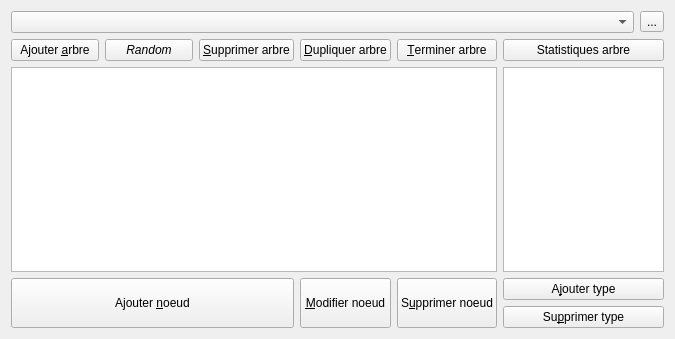
Qt form formedittree.ui (GiPiLab/ProtonClassicSuite) before a commit.
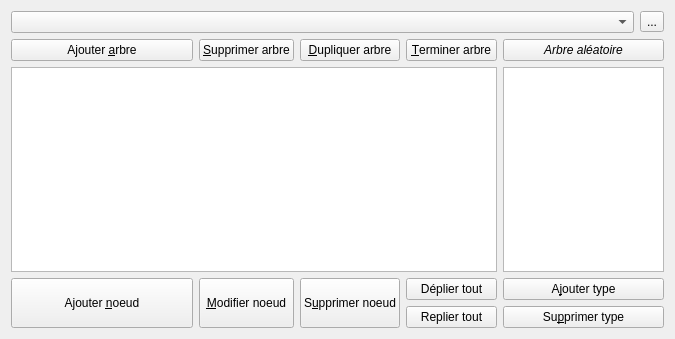
The same form after that commit.

Commit message: Expand/collapse and progress for duplicate audit

Diff of the .ui file:
```diff
--- a/formedittree.ui
+++ b/formedittree.ui
@@ -16,13 +16,6 @@
   <layout class="QHBoxLayout" name="horizontalLayout">
    <item>
     <layout class="QGridLayout" name="gridLayout">
-     <item row="1" column="3">
-      <widget class="QPushButton" name="duplicateTreeButton">
-       <property name="text">
-        <string>&amp;Dupliquer arbre</string>
-       </property>
-      </widget>
-     </item>
      <item row="2" column="5" colspan="2">
       <widget class="QListView" name="listTypesView">
        <property name="sizePolicy">
@@ -39,7 +32,7 @@
        </property>
       </widget>
      </item>
-     <item row="3" column="3" rowspan="2">
+     <item row="3" column="2" rowspan="2">
       <widget class="QPushButton" name="modifyNodeButton">
        <property name="sizePolicy">
         <sizepolicy hsizetype="Minimum" vsizetype="Minimum">
@@ -52,13 +45,6 @@
        </property>
       </widget>
      </item>
-     <item row="1" column="0">
-      <widget class="QPushButton" name="newTreeButton">
-       <property name="text">
-        <string>Ajouter &amp;arbre</string>
-       </property>
-      </widget>
-     </item>
      <item row="0" column="0" colspan="6">
       <widget class="QComboBox" name="comboBox"/>
      </item>
@@ -72,6 +58,65 @@
        </property>
       </widget>
      </item>
+     <item row="3" column="5" colspan="2">
+      <widget class="QPushButton" name="addTypeButton">
+       <property name="sizePolicy">
+        <sizepolicy hsizetype="Minimum" vsizetype="Fixed">
+         <horstretch>0</horstretch>
+         <verstretch>0</verstretch>
+        </sizepolicy>
+       </property>
+       <property name="text">
+        <string>A&amp;jouter type</string>
+       </property>
+      </widget>
+     </item>
+     <item row="4" column="5" colspan="2">
+      <widget class="QPushButton" name="deleteTypeButton">
+       <property name="sizePolicy">
+        <sizepolicy hsizetype="Minimum" vsizetype="Fixed">
+         <horstretch>0</horstretch>
+         <verstretch>0</verstretch>
+        </sizepolicy>
+       </property>
+       <property name="text">
+        <string>Su&amp;pprimer type</string>
+       </property>
+      </widget>
+     </item>
+     <item row="3" column="3" rowspan="2">
+      <widget class="QPushButton" name="deleteNodeButton">
+       <property name="sizePolicy">
+        <sizepolicy hsizetype="Minimum" vsizetype="Minimum">
+         <horstretch>0</horstretch>
+         <verstretch>0</verstretch>
+        </sizepolicy>
+       </property>
+       <property name="text">
+        <string>S&amp;upprimer noeud</string>
+       </property>
+      </widget>
+     </item>
+     <item row="3" column="0" rowspan="2" colspan="2">
+      <widget class="QPushButton" name="addNodeButton">
+       <property name="sizePolicy">
+        <sizepolicy hsizetype="Minimum" vsizetype="Minimum">
+         <horstretch>0</horstretch>
+         <verstretch>0</verstretch>
+        </sizepolicy>
+       </property>
+       <property name="text">
+        <string>Ajouter &amp;noeud</string>
+       </property>
+      </widget>
+     </item>
+     <item row="1" column="2">
+      <widget class="QPushButton" name="deleteTreeButton">
+       <property name="text">
+        <string>&amp;Supprimer arbre</string>
+       </property>
+      </widget>
+     </item>
      <item row="2" column="0" colspan="5">
       <widget class="QTreeView" name="treeView">
        <property name="editTriggers">
@@ -88,36 +133,17 @@
        </attribute>
       </widget>
      </item>
-     <item row="3" column="5" colspan="2">
-      <widget class="QPushButton" name="addTypeButton">
-       <property name="sizePolicy">
-        <sizepolicy hsizetype="Minimum" vsizetype="Fixed">
-         <horstretch>0</horstretch>
-         <verstretch>0</verstretch>
-        </sizepolicy>
-       </property>
+     <item row="3" column="4">
+      <widget class="QPushButton" name="pushButtonExpandAll">
        <property name="text">
-        <string>A&amp;jouter type</string>
+        <string>Déplier tout</string>
        </property>
       </widget>
      </item>
-     <item row="1" column="2">
-      <widget class="QPushButton" name="deleteTreeButton">
+     <item row="4" column="4">
+      <widget class="QPushButton" name="pushButtonCollapseAll">
        <property name="text">
-        <string>&amp;Supprimer arbre</string>
-       </property>
-      </widget>
-     </item>
-     <item row="4" column="5" colspan="2">
-      <widget class="QPushButton" name="deleteTypeButton">
-       <property name="sizePolicy">
-        <sizepolicy hsizetype="Minimum" vsizetype="Fixed">
-         <horstretch>0</horstretch>
-         <verstretch>0</verstretch>
-        </sizepolicy>
-       </property>
-       <property name="text">
-        <string>Su&amp;pprimer type</string>
+        <string>Replier tout</string>
        </property>
       </widget>
      </item>
@@ -128,40 +154,21 @@
        </property>
       </widget>
      </item>
-     <item row="3" column="4" rowspan="2">
-      <widget class="QPushButton" name="deleteNodeButton">
-       <property name="sizePolicy">
-        <sizepolicy hsizetype="Minimum" vsizetype="Minimum">
-         <horstretch>0</horstretch>
-         <verstretch>0</verstretch>
-        </sizepolicy>
-       </property>
+     <item row="1" column="3">
+      <widget class="QPushButton" name="duplicateTreeButton">
        <property name="text">
-        <string>S&amp;upprimer noeud</string>
+        <string>&amp;Dupliquer arbre</string>
        </property>
       </widget>
      </item>
-     <item row="3" column="0" rowspan="2" colspan="3">
-      <widget class="QPushButton" name="addNodeButton">
-       <property name="sizePolicy">
-        <sizepolicy hsizetype="Minimum" vsizetype="Minimum">
-         <horstretch>0</horstretch>
-         <verstretch>0</verstretch>
-        </sizepolicy>
-       </property>
+     <item row="1" column="0" colspan="2">
+      <widget class="QPushButton" name="newTreeButton">
        <property name="text">
-        <string>Ajouter &amp;noeud</string>
+        <string>Ajouter &amp;arbre</string>
        </property>
       </widget>
      </item>
      <item row="1" column="5" colspan="2">
-      <widget class="QPushButton" name="statsTreeButton">
-       <property name="text">
-        <string>Statistiques arbre</string>
-       </property>
-      </widget>
-     </item>
-     <item row="1" column="1">
       <widget class="QPushButton" name="randomTreeButton">
        <property name="font">
         <font>
@@ -169,7 +176,7 @@
         </font>
        </property>
        <property name="text">
-        <string>Random</string>
+        <string>Arbre aléatoire</string>
        </property>
       </widget>
      </item>
```
The commit also changes 25 other files.
